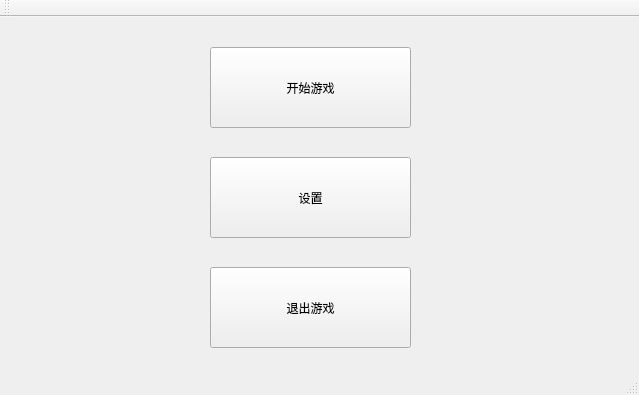
The window that mainwindow.ui (CalciumArgon/SnakeGame) describes before a commit, drawn with Qt 5.
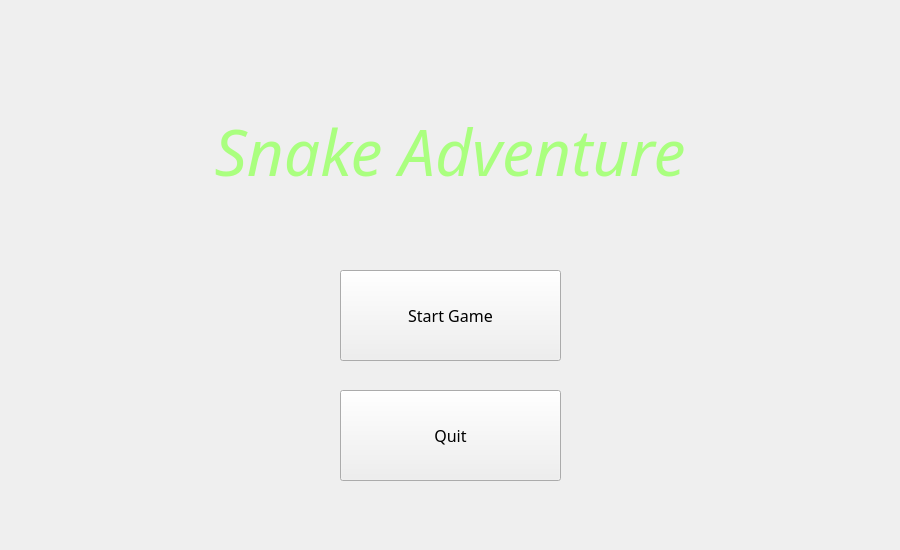
The same window after the commit.

```diff
--- a/mainwindow.ui
+++ b/mainwindow.ui
@@ -6,66 +6,88 @@
    <rect>
     <x>0</x>
     <y>0</y>
-    <width>639</width>
-    <height>395</height>
+    <width>900</width>
+    <height>550</height>
    </rect>
   </property>
   <property name="windowTitle">
    <string>贪吃蛇</string>
   </property>
+  <property name="styleSheet">
+   <string notr="true"/>
+  </property>
   <widget class="QWidget" name="centralWidget">
    <widget class="QPushButton" name="btnStart">
     <property name="geometry">
      <rect>
-      <x>210</x>
-      <y>30</y>
-      <width>201</width>
-      <height>81</height>
+      <x>340</x>
+      <y>270</y>
+      <width>221</width>
+      <height>91</height>
      </rect>
     </property>
+    <property name="font">
+     <font>
+      <family>Book Antiqua</family>
+      <pointsize>12</pointsize>
+     </font>
+    </property>
     <property name="text">
-     <string>开始游戏</string>
+     <string>Start Game</string>
     </property>
    </widget>
    <widget class="QPushButton" name="btnQuit">
     <property name="geometry">
      <rect>
-      <x>210</x>
-      <y>250</y>
-      <width>201</width>
-      <height>81</height>
+      <x>340</x>
+      <y>390</y>
+      <width>221</width>
+      <height>91</height>
      </rect>
     </property>
+    <property name="font">
+     <font>
+      <family>Book Antiqua</family>
+      <pointsize>12</pointsize>
+     </font>
+    </property>
+    <property name="styleSheet">
+     <string notr="true"/>
+    </property>
     <property name="text">
-     <string>退出游戏</string>
+     <string>Quit</string>
     </property>
    </widget>
-   <widget class="QPushButton" name="btnSetting">
+   <widget class="QLabel" name="label">
     <property name="geometry">
      <rect>
-      <x>210</x>
-      <y>140</y>
-      <width>201</width>
-      <height>81</height>
+      <x>80</x>
+      <y>-20</y>
+      <width>740</width>
+      <height>341</height>
      </rect>
     </property>
+    <property name="font">
+     <font>
+      <family>Brush Script MT</family>
+      <pointsize>48</pointsize>
+      <italic>true</italic>
+     </font>
+    </property>
+    <property name="acceptDrops">
+     <bool>false</bool>
+    </property>
+    <property name="styleSheet">
+     <string notr="true">color: rgb(170, 255, 127);</string>
+    </property>
     <property name="text">
-     <string>设置</string>
+     <string>Snake Adventure</string>
+    </property>
+    <property name="alignment">
+     <set>Qt::AlignCenter</set>
     </property>
    </widget>
   </widget>
-  <widget class="QToolBar" name="mainToolBar">
-   <property name="windowTitle">
-    <string>贪吃蛇</string>
-   </property>
-   <attribute name="toolBarArea">
-    <enum>TopToolBarArea</enum>
-   </attribute>
-   <attribute name="toolBarBreak">
-    <bool>false</bool>
-   </attribute>
-  </widget>
-  <widget class="QStatusBar" name="statusBar"/>
  </widget>
  <layoutdefault spacing="6" margin="11"/>
  <resources/>
```
Left out of the diff: 16 changed lines with no effect on the pictures.
